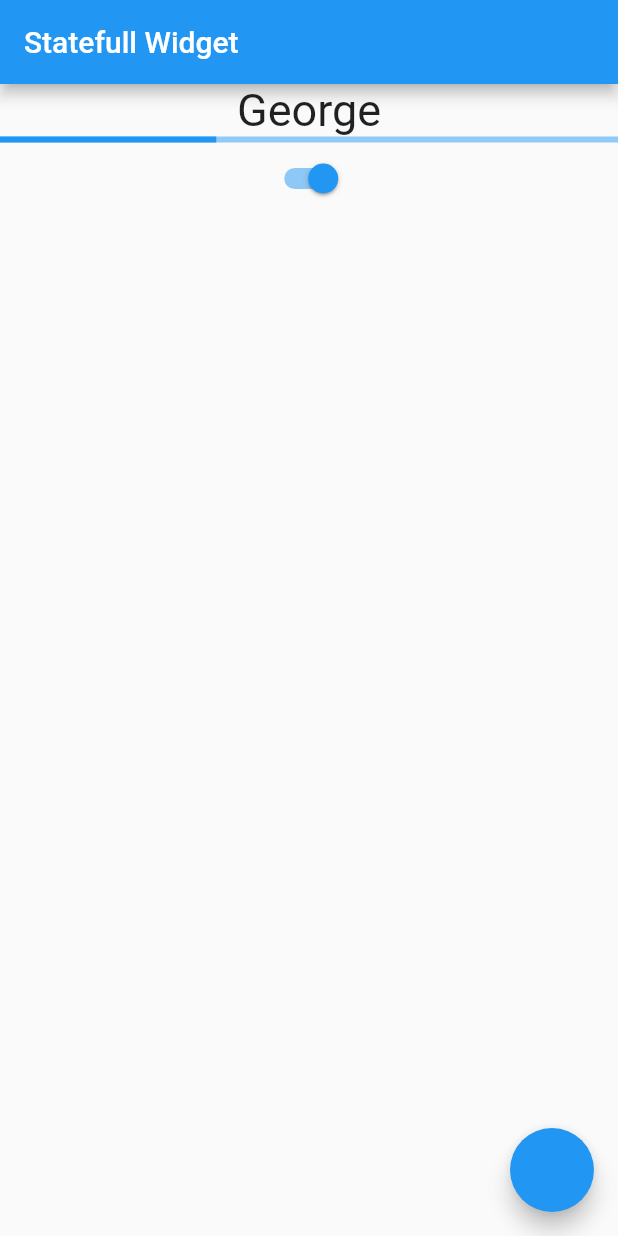
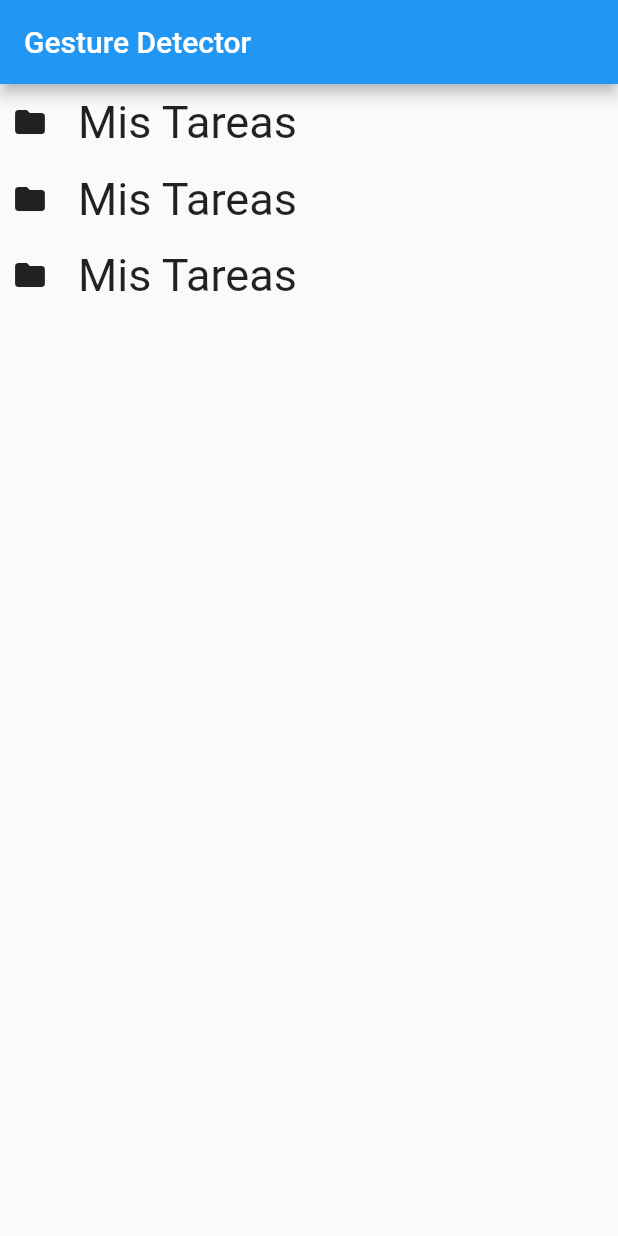
Before and after one commit to GaleanoJorge/my_app_flutter, a Flutter app: the screen it shows after launch, on a phone screen of 412 x 824 dp. Run offline on Flutter 3.47's test engine with Material 2 defaults, Android fonts, the phone set to English and light mode, and no system bars.

Commit message:
uso de Gesture Detector

```diff
--- a/lib/main.dart
+++ b/lib/main.dart
@@ -1,5 +1,3 @@
-import 'dart:async';
-
 import 'package:flutter/material.dart';
 
 void main() => runApp(MyApp());
@@ -22,81 +20,71 @@ class MyHomePage extends StatefulWidget {
 }
 
 class _MyHomePageState extends State<MyHomePage> {
-  String name = 'Jorge';
-  double progressValue = 0.0;
-  bool swichValue = false;
-  bool isFull = false;
-
   @override
   Widget build(BuildContext context) {
     return Scaffold(
       appBar: AppBar(
-        title: Text('Statefull Widget'),
+        title: Text('Gesture Detector'),
       ),
       body: Center(
         child: Column(
           children: [
-            Text(
-              this.name,
-              style: TextStyle(fontSize: 30),
-            ),
-            LinearProgressIndicator(
-              value: this.progressValue,
-            ),
-            Switch(
-                value: this.swichValue,
-                onChanged: (value) {
-                  setState(() {
-                    this.swichValue = value;
-                  });
-                }),
+            ListItem(),
+            ListItem(),
+            ListItem(),
           ],
         ),
-      ),
-      floatingActionButton: FloatingActionButton(
-        onPressed: chageName,
       ),
     );
   }
 
-  void chageName() {
-    setState(() {
-      if (name == 'Jorge') {
-        name = 'George';
-      } else {
-        name = 'Jorge';
-      }
-
-      if (progressValue < 1 && !isFull) {
-        progressValue += 0.05;
-      } else {
-        this.isFull = true;
-      }
-
-      if (progressValue > 0 && isFull) {
-        progressValue -= 0.05;
-      } else {
-        isFull = false;
-      }
-
-      this.swichValue = !swichValue;
-    });
-  }
-
-  /**Antes de dibujar por prmera vez se ejecuta el método initState */
+  /// Antes de dibujar por prmera vez se ejecuta el método initState */
   @override
   void initState() {
     // TODO: implement initState
     super.initState();
-    Timer.periodic(Duration(seconds: 1), (timer) {
-      chageName();
-    });
   }
 
-  /**Cuando el Widget es destruido se ejecuta el método dispose */
+  /// Cuando el Widget es destruido se ejecuta el método dispose */
   @override
   void dispose() {
     // TODO: implement dispose
     super.dispose();
   }
 }
+
+class ListItem extends StatelessWidget {
+  const ListItem({Key? key}) : super(key: key);
+
+  @override
+  Widget build(BuildContext context) {
+    //GestureDetector detector sirve paradetectar cualquier tipo de interacción con cualquier tipo de Widget aún si estos por defecto no tinen esta cualidad
+    //sin embargo este no muestra dicha interacción en pantalla a diferencia del InkWell el cual tiene las mismas propiedades pero muesta la interacción como si fuera un botón
+    return GestureDetector(
+        onDoubleTap: _onTab,
+        onLongPress: _onLongPress,
+        child: Padding(
+          padding: const EdgeInsets.all(8.0),
+          child: Row(
+            children: <Widget>[
+              Icon(Icons.folder),
+              SizedBox(
+                width: 20,
+              ),
+              Text(
+                'Mis Tareas',
+                style: TextStyle(fontSize: 30),
+              ),
+            ],
+          ),
+        ));
+  }
+
+  void _onTab() {
+    print('Hola');
+  }
+
+  void _onLongPress() {
+    print('Se ha mantenido el click');
+  }
+}
```
